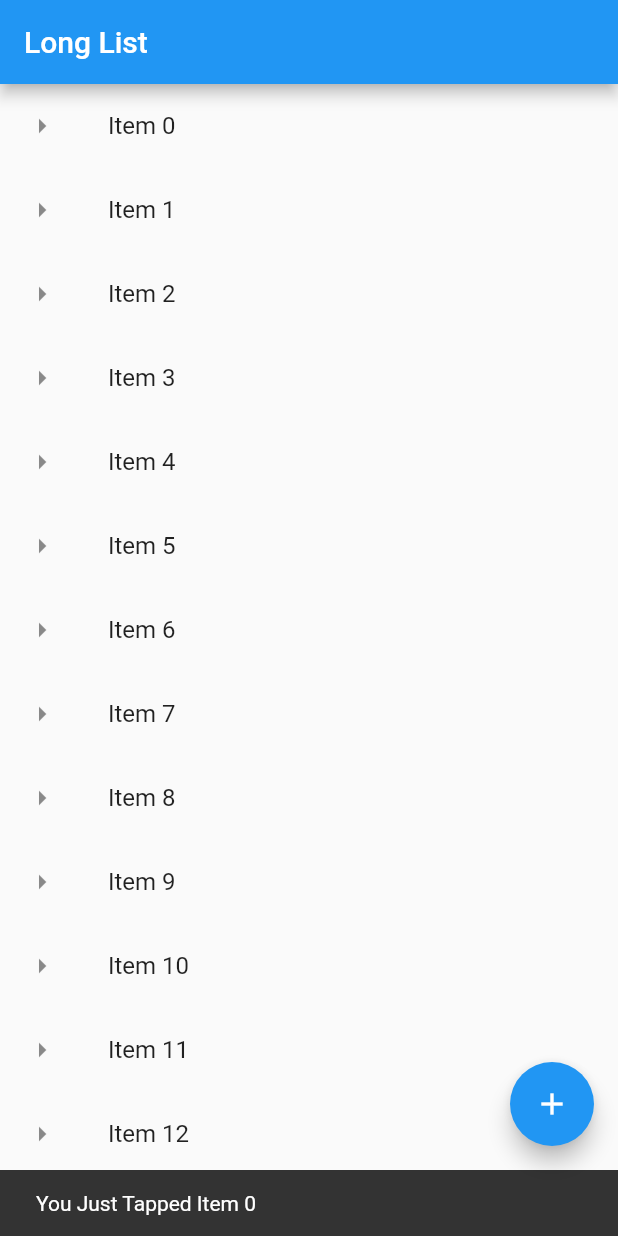
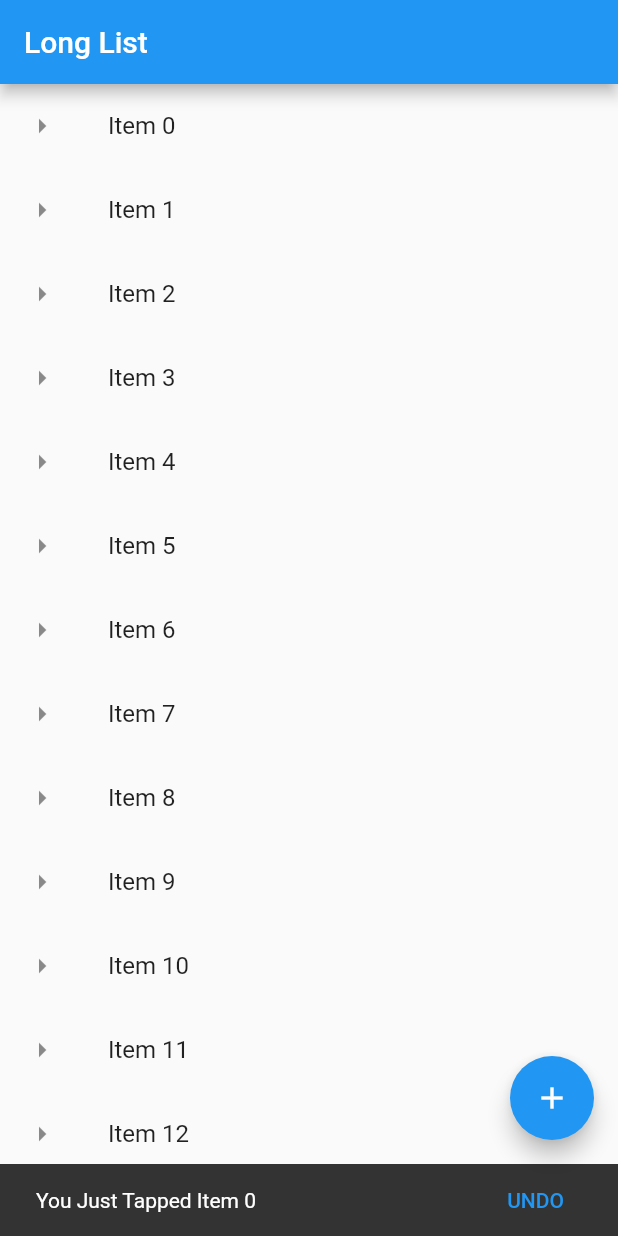
Before and after one commit to Divyansh747/Hello_flutter-app, a Flutter app: the screen it shows after launch, after a tap on an icon or button, on a phone screen of 412 x 824 dp. Run offline on Flutter 3.47's test engine with Material 2 defaults, Android fonts, the phone set to English and light mode, and no system bars.

Commit message:
Add: Undo Snackbar
This commit will add Undo button on Snackbar

```diff
--- a/lib/main.dart
+++ b/lib/main.dart
@@ -22,6 +22,12 @@ void main() {
 void showSnackBar(BuildContext context, String item) {
   var snackBar = SnackBar(
     content: Text("You Just Tapped $item"),
+    action: SnackBarAction(
+      label: "UNDO" ,
+        onPressed: (){
+        debugPrint('Performing Dummy UNDO');
+  }
+    ),
   );
 
   Scaffold.of(context).showSnackBar(snackBar);
```
